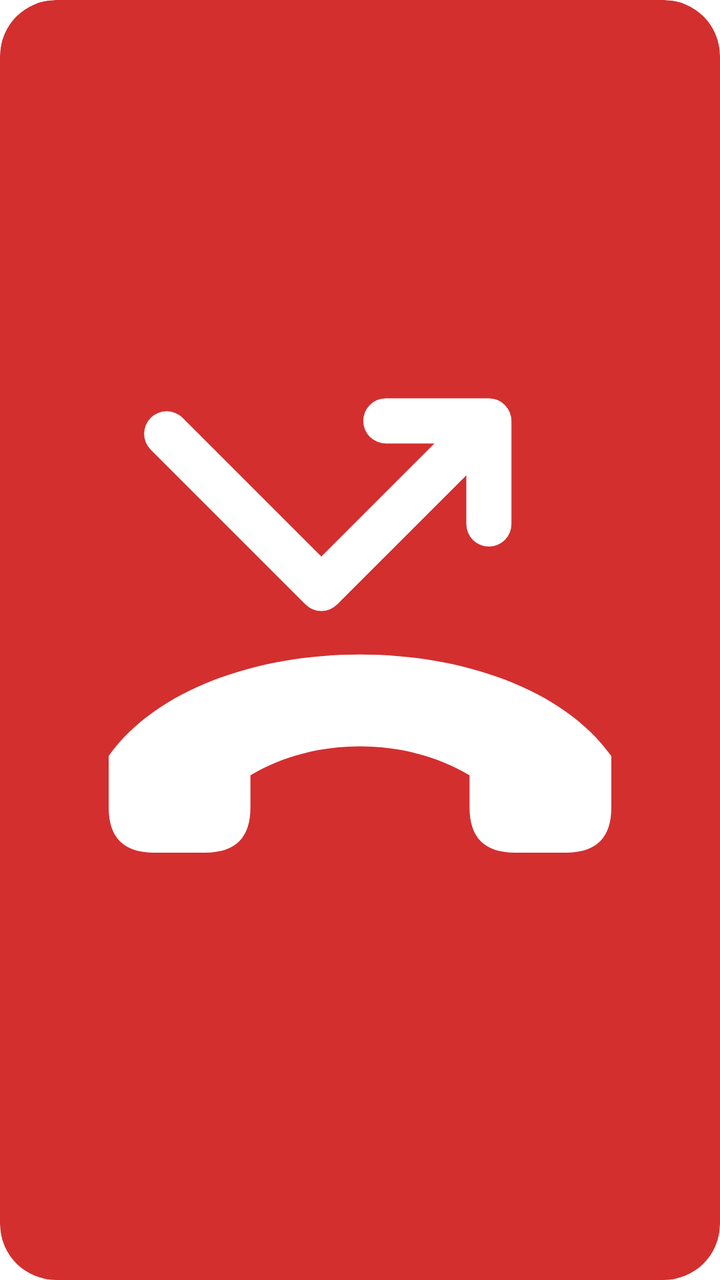
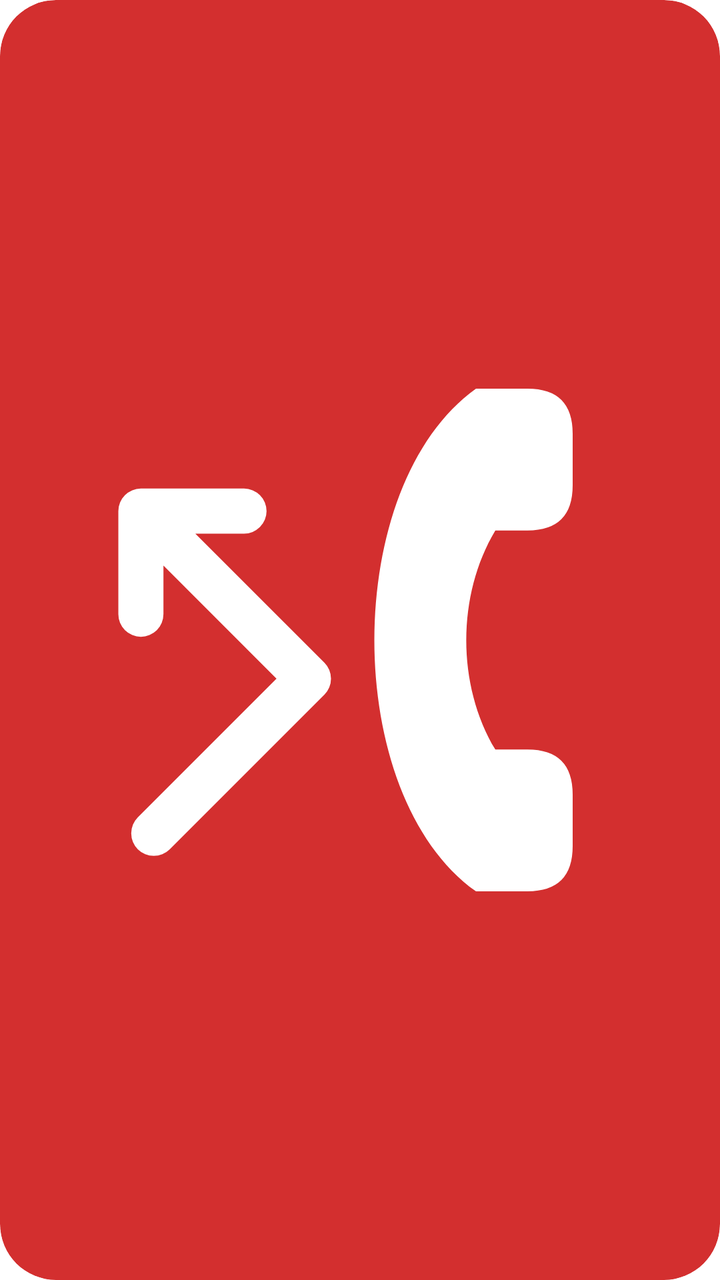

Two renders of the same Android screen: before a commit and after it. Below are the layout's source before the change and the commit's diff.
<!-- AndroidManifest.xml: fallback theme Theme.MaterialComponents.DayNight.NoActionBar -->
<!-- res/layout/widget_mcw_preview.xml -->
<?xml version="1.0" encoding="utf-8"?>
<FrameLayout xmlns:android="http://schemas.android.com/apk/res/android"
    android:layout_width="match_parent"
    android:layout_height="match_parent"
    android:background="@drawable/bg_missed"
    android:clipToOutline="true">

    <ImageView
        android:layout_width="match_parent"
        android:layout_height="match_parent"
        android:padding="6dp"
        android:scaleType="fitCenter"
        android:src="@drawable/ic_missed"
        android:contentDescription="@string/state_missed" />
</FrameLayout>
<!-- resources referenced by this layout -->
<resources>
  <!-- drawable bg_missed (drawable) -->
  <?xml version="1.0" encoding="utf-8"?>
  <shape xmlns:android="http://schemas.android.com/apk/res/android" android:shape="rectangle">
      <solid android:color="@color/mcw_red" />
      <corners android:radius="@android:dimen/system_app_widget_background_radius" />
  </shape>
  <!-- drawable ic_missed (drawable) -->
  <?xml version="1.0" encoding="utf-8"?>
  <vector xmlns:android="http://schemas.android.com/apk/res/android"
      android:width="108dp" android:height="108dp"
      android:viewportWidth="108" android:viewportHeight="108">
      
      <path android:strokeColor="#FFFFFF" android:strokeWidth="7" android:strokeLineCap="round"
          android:strokeLineJoin="round" android:fillColor="#00000000"
          android:pathData="M24,22 L48,46 L74,20 M58,20 L74,20 L74,36" />
      
      <path android:fillColor="#FFFFFF" android:pathData="M15,72 C30,51 78,51 93,72 L93,80 Q93,87 86,87 L78,87 Q71,87 71,80 L71,75 C61,69 47,69 37,75 L37,80 Q37,87 30,87 L22,87 Q15,87 15,80 Z" />
  </vector>
  <string name="state_missed">Missade samtal. Tryck för att öppna samtalsloggen.</string>
  <color name="mcw_red">#D32F2F</color>
</resources>

<!-- the commit's change to res/layout/widget_mcw_preview.xml (unified diff, before → after) -->
@@ -10,6 +10,6 @@
         android:layout_height="match_parent"
         android:padding="6dp"
         android:scaleType="fitCenter"
-        android:src="@drawable/ic_missed"
+        android:src="@drawable/ic_missed_v"
         android:contentDescription="@string/state_missed" />
 </FrameLayout>
<!-- resource entries referenced after the edit -->
@@ -6,17 +6,19 @@
       <solid android:color="@color/mcw_red" />
       <corners android:radius="@android:dimen/system_app_widget_background_radius" />
   </shape>
-  <!-- drawable ic_missed (drawable) -->
+  <!-- drawable ic_missed_v (drawable) -->
   <?xml version="1.0" encoding="utf-8"?>
   <vector xmlns:android="http://schemas.android.com/apk/res/android"
       android:width="108dp" android:height="108dp"
       android:viewportWidth="108" android:viewportHeight="108">
-      
-      <path android:strokeColor="#FFFFFF" android:strokeWidth="7" android:strokeLineCap="round"
-          android:strokeLineJoin="round" android:fillColor="#00000000"
-          android:pathData="M24,22 L48,46 L74,20 M58,20 L74,20 L74,36" />
-      
-      <path android:fillColor="#FFFFFF" android:pathData="M15,72 C30,51 78,51 93,72 L93,80 Q93,87 86,87 L78,87 Q71,87 71,80 L71,75 C61,69 47,69 37,75 L37,80 Q37,87 30,87 L22,87 Q15,87 15,80 Z" />
+      <group android:pivotX="54" android:pivotY="54" android:rotation="-90">
+          
+          <path android:strokeColor="#FFFFFF" android:strokeWidth="7" android:strokeLineCap="round"
+              android:strokeLineJoin="round" android:fillColor="#00000000"
+              android:pathData="M24,22 L48,46 L74,20 M58,20 L74,20 L74,36" />
+          
+          <path android:fillColor="#FFFFFF" android:pathData="M15,72 C30,51 78,51 93,72 L93,80 Q93,87 86,87 L78,87 Q71,87 71,80 L71,75 C61,69 47,69 37,75 L37,80 Q37,87 30,87 L22,87 Q15,87 15,80 Z" />
+      </group>
   </vector>
   <string name="state_missed">Missade samtal. Tryck för att öppna samtalsloggen.</string>
   <color name="mcw_red">#D32F2F</color>
